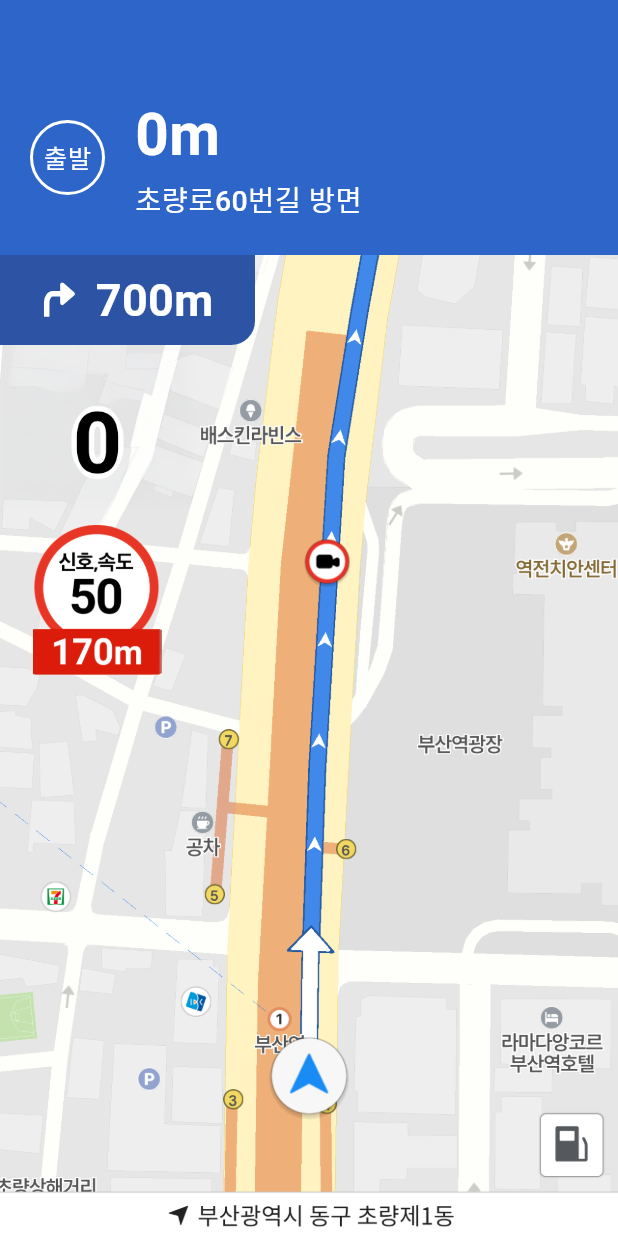
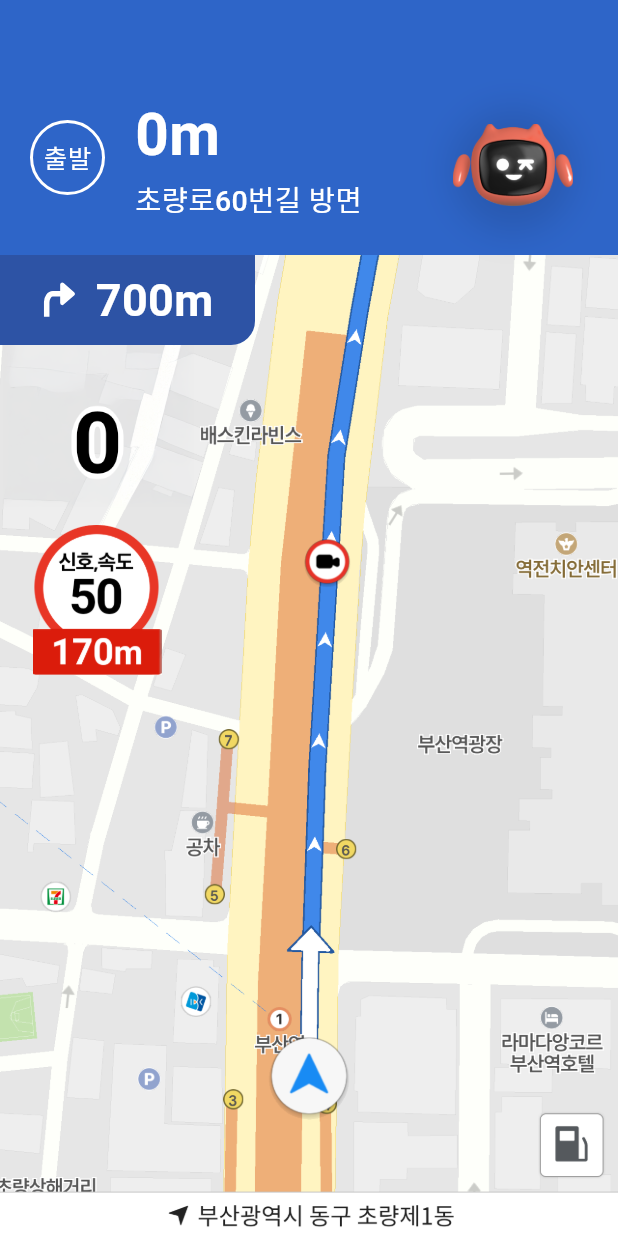
Before and after one commit to gamjawon/DIVE-PROME, a Flutter app: the NaviScreen screen opened directly, on a phone screen of 412 x 824 dp. Run offline on Flutter 3.47's test engine with Material 3 defaults, Android fonts, the phone set to English and light mode, and no system bars; our stand-ins replace flutter_dotenv, flutter_riverpod, flutter_svg, geolocator; missing offline and left inert: kakao_map_sdk; Roboto replaces fonts that are missing (Pretendard).

Commit message:
feat: 도우미지 UI 구현 (기능 미구현)

```diff
--- a/frontend/lib/presentation/screens/navi_screen.dart
+++ b/frontend/lib/presentation/screens/navi_screen.dart
@@ -1,30 +1,66 @@
 import 'package:flutter/material.dart';
 import 'package:flutter_svg/flutter_svg.dart';
 
-class NaviScreen extends StatelessWidget {
+class NaviScreen extends StatefulWidget {
   const NaviScreen({super.key});
 
   @override
+  State<NaviScreen> createState() => _NaviScreenState();
+}
+
+class _NaviScreenState extends State<NaviScreen> {
+  bool _isEasyMode = false;
+
+  @override
   Widget build(BuildContext context) {
+    final screenSize = MediaQuery.of(context).size;
+    final easyBackgroundHeight = 320.0;
+    final iconSize = _isEasyMode ? 160.0 : 80.0;
+    final slideOffset = _isEasyMode ? easyBackgroundHeight : 0.0;
+
     return Scaffold(
       body: Stack(
         children: [
+          // 배경 이미지
           Positioned.fill(
             child: Image.asset(
               "assets/images/navi_sample.png",
-              fit: BoxFit.cover, // 화면 전체 채우기
+              fit: BoxFit.cover,
             ),
           ),
-          Positioned(
+          // Easy 모드 배경 (GIF)
+          AnimatedPositioned(
+            duration: const Duration(milliseconds: 300),
+            curve: Curves.easeInOut,
             top: 0,
             left: 0,
+            width: screenSize.width,
+            height: _isEasyMode ? easyBackgroundHeight : 0,
+            child: AnimatedOpacity(
+              duration: const Duration(milliseconds: 300),
+              opacity: _isEasyMode ? 1.0 : 0.0,
+              child: Image.asset(
+                "assets/images/easy_background.gif",
+                width: screenSize.width,
+                fit: BoxFit.cover,
+              ),
+            ),
+          ),
+          // 네비게이션 UI (아래로 밀려남)
+          AnimatedPositioned(
+            duration: const Duration(milliseconds: 300),
+            curve: Curves.easeInOut,
+            top: slideOffset,
+            left: 0,
             right: 0,
-            child: Container(
-              height: 170,
+            child: AnimatedContainer(
+              duration: const Duration(milliseconds: 300),
+              curve: Curves.easeInOut,
+              height: _isEasyMode ? 120 : 170,
               decoration: BoxDecoration(color: const Color(0xFF2E65C8)),
               child: Column(
+                mainAxisAlignment: MainAxisAlignment.end,
                 children: [
-                  SizedBox(height: 60),
                   Row(
                     children: [
                       Container(
@@ -62,8 +98,7 @@ class NaviScreen extends StatelessWidget {
                               fontWeight: FontWeight.w700,
                             ),
                           ),
-                          SizedBox(
-                            child: Text(
+                          Text(
                             '초량로60번길 방면',
                             style: TextStyle(
                               color: Colors.white,
@@ -72,17 +107,20 @@ class NaviScreen extends StatelessWidget {
                               fontWeight: FontWeight.w500,
                             ),
                           ),
-                          ),
                         ],
                       ),
                     ],
                   ),
+                  SizedBox(height: 20),
                 ],
               ),
             ),
           ),
-          Positioned(
-            top: 170,
+          // 우회전 안내
+          AnimatedPositioned(
+            duration: const Duration(milliseconds: 300),
+            curve: Curves.easeInOut,
+            top: (_isEasyMode ? 120 : 170) + slideOffset,
             left: 0,
             child: Container(
               width: 170,
@@ -117,8 +155,11 @@ class NaviScreen extends StatelessWidget {
               ),
             ),
           ),
-          Positioned(
-            top: 270,
+          // 속도 아이콘
+          AnimatedPositioned(
+            duration: const Duration(milliseconds: 300),
+            curve: Curves.easeInOut,
+            top: (_isEasyMode ? 220 : 270) + slideOffset,
             left: 40,
             child: Image.asset(
               'assets/images/speed.png',
@@ -126,8 +167,11 @@ class NaviScreen extends StatelessWidget {
               height: 50,
             ),
           ),
-          Positioned(
-            top: 350,
+          // 제한속도 아이콘
+          AnimatedPositioned(
+            duration: const Duration(milliseconds: 300),
+            curve: Curves.easeInOut,
+            top: (_isEasyMode ? 300 : 350) + slideOffset,
             left: 15,
             child: Image.asset(
               'assets/images/limit.png',
@@ -135,6 +179,34 @@ class NaviScreen extends StatelessWidget {
               height: 100,
             ),
           ),
+          // Easy 아이콘 (터치 가능, 애니메이션)
+          AnimatedPositioned(
+            duration: const Duration(milliseconds: 300),
+            curve: Curves.easeInOut,
+            top: _isEasyMode ? (easyBackgroundHeight - iconSize) / 2 : 70.0,
+            right: _isEasyMode ? (screenSize.width - iconSize) / 2 : 30.0,
+            child: GestureDetector(
+              onTap: () => setState(() => _isEasyMode = !_isEasyMode),
+              child: AnimatedContainer(
+                duration: const Duration(milliseconds: 300),
+                curve: Curves.easeInOut,
+                width: iconSize,
+                height: iconSize,
+                decoration: BoxDecoration(
+                  borderRadius: BorderRadius.circular(100),
+                  boxShadow: [
+                    BoxShadow(
+                      color: Colors.black12,
+                      spreadRadius: 0.1,
+                      blurRadius: 20,
+                      offset: const Offset(0, 4),
+                    ),
+                  ],
+                ),
+                child: Image.asset('assets/icons/easy.png'),
+              ),
+            ),
+          ),
         ],
       ),
     );
```
Also changed, not shown: 1 other file. Lines whose indentation alone changed are shown as unchanged.
